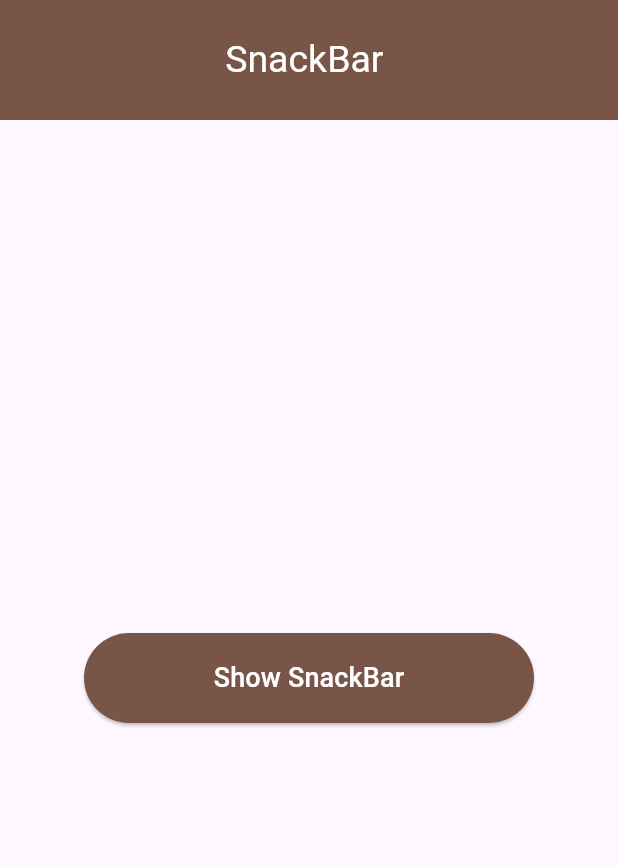
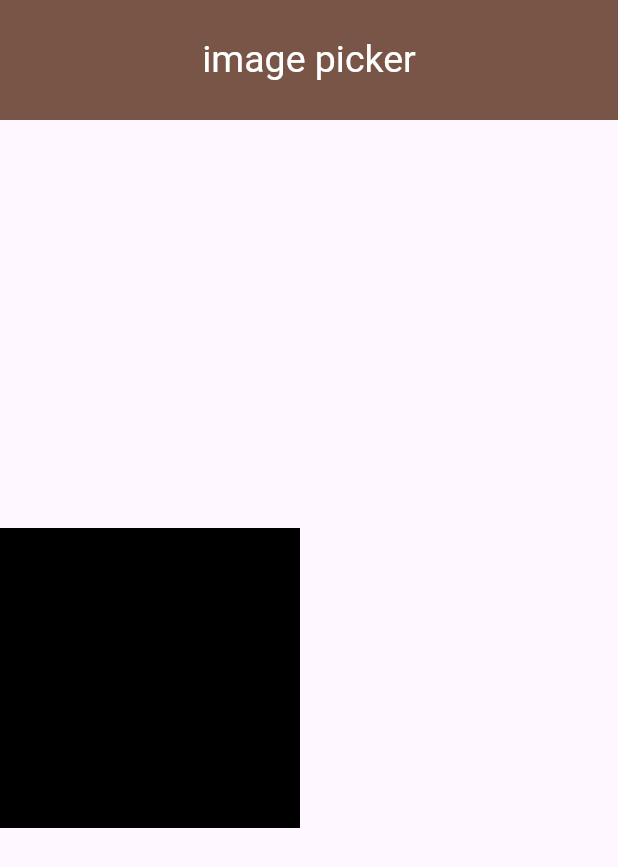
Before and after one commit to Nikks27/resume_app_daily_task, a Flutter app: the screen it shows after launch, on a phone screen of 412 x 824 dp. Shown: the top 867 px of the screen. Run offline on Flutter 3.47's test engine with Material 3 defaults, Android fonts, the phone set to English and light mode, and no system bars.

Commit message:
09/05/24 gamil Drawer app log in and sign up google web email and password velidation 13/05/24 15/05/24 snackbar
16/05/24 imagepicker

```diff
--- a/lib/utils/Routes.dart
+++ b/lib/utils/Routes.dart
@@ -9,6 +9,7 @@ import 'google.dart';
 import 'googleLogIn/google1.dart';
 import 'googleLogIn/google2.dart';
 import 'googleLogIn/google3.dart';
+import 'imagepicker/imagepicker.dart';
 
 
 class gmail extends StatelessWidget {
@@ -19,7 +20,7 @@ class gmail extends StatelessWidget {
     return MaterialApp(
       debugShowCheckedModeBanner: false,
       routes: {
-        '/' : (context) => snackBar(),
+        '/' : (context) => imagepicker(),
       }
     );
   }
--- /dev/null
+++ b/lib/utils/imagepicker/imagepicker.dart
@@ -0,0 +1,39 @@
+import 'package:flutter/material.dart';
+
+class imagepicker extends StatefulWidget {
+  const imagepicker({super.key});
+
+  @override
+  State<imagepicker> createState() => _imagepickerState();
+}
+
+class _imagepickerState extends State<imagepicker> {
+  @override
+  Widget build(BuildContext context) {
+    return SafeArea(
+      child: Scaffold(
+        appBar: AppBar(
+          backgroundColor: Colors.brown,
+          title: const Text(
+            'image picker',
+            style: TextStyle(color: Colors.white, fontSize: 25),
+          ),
+          centerTitle: true,
+          toolbarHeight: 80,
+        ),
+        body: Column(
+          mainAxisAlignment: MainAxisAlignment.center,
+          children: [
+            Container(
+              height: 200,
+              width: 200,
+              decoration: BoxDecoration(
+                color: Colors.black
+              ),
+            )
+          ],
+        ),
+      ),
+    );
+  }
+}
```
